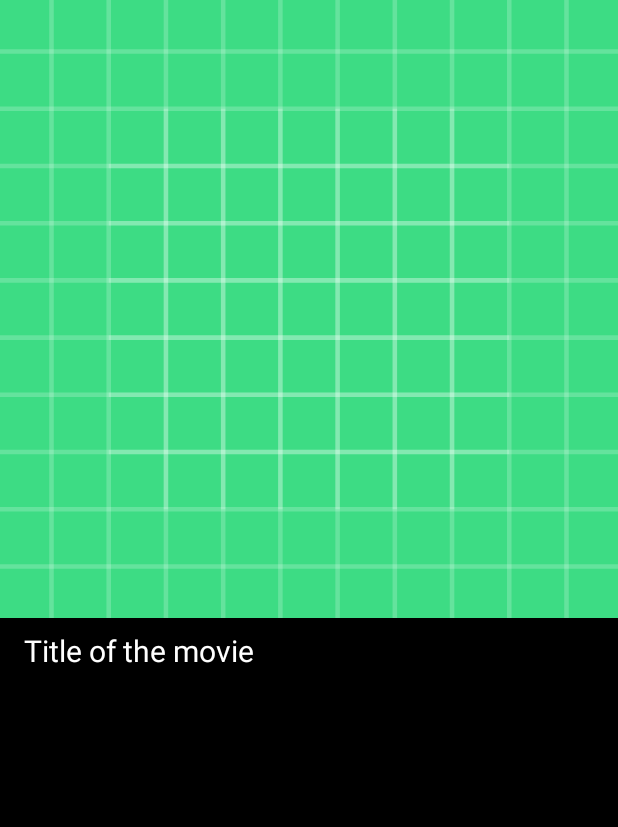
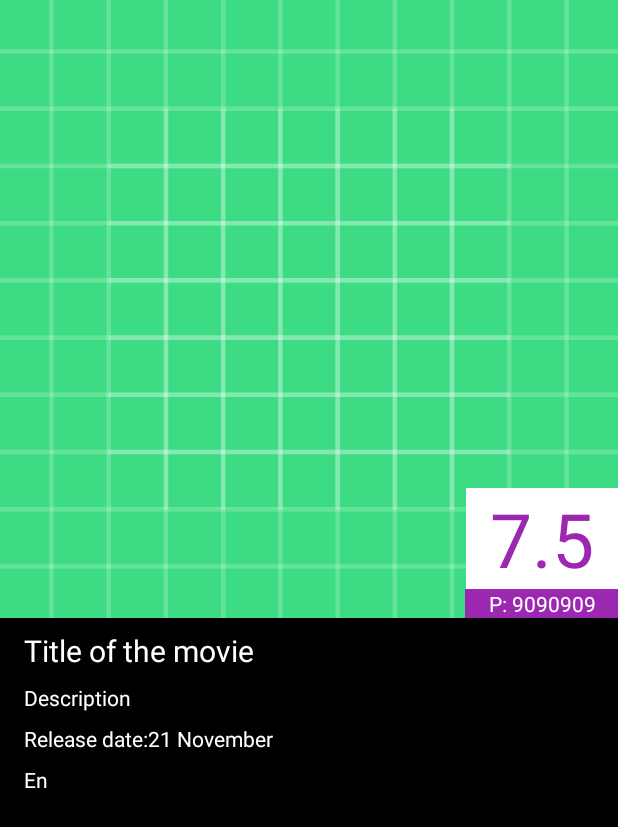
Before and after one commit to adityawibisana/themoviedb-oddbit, an Android app: the layout activity_movie_detail.xml on its own in the app's theme, with its tools: preview values and no code run, on a phone screen of 412 x 824 dp. Shown: the top 827 px of the screen. Run offline under Robolectric (Android 15) with nearby library versions, the phone set to English and light mode, and no system bars; network calls fail.

Commit message:
Add serveral detail

```diff
--- a/app/src/main/java/com/aw/themoviedboddbit/MovieDetailActivity.kt
+++ b/app/src/main/java/com/aw/themoviedboddbit/MovieDetailActivity.kt
@@ -17,7 +17,7 @@ class MovieDetailActivity : AppCompatActivity() {
     var movieReleaseDate: String? = ""
     var movieBackDrop: String? = ""
     var movieLanguage: String? = ""
-    var movieVoteAverage: Double? = .0
+    var movieVoteAverage: Float? = .0f
     var movieVoteCount: Int? = 0
 
     private lateinit var binding: ActivityMovieDetailBinding
@@ -36,7 +36,7 @@ class MovieDetailActivity : AppCompatActivity() {
         movieReleaseDate = intent.getStringExtra(EXTRA_RELEASE_DATE)
         movieBackDrop = intent.getStringExtra(EXTRA_BACKDROP)
         movieLanguage = intent.getStringExtra(EXTRA_LANGUAGE)
-        movieVoteAverage = intent.getDoubleExtra(EXTRA_VOTE_AVERAGE, .0)
+        movieVoteAverage = intent.getFloatExtra(EXTRA_VOTE_AVERAGE, .0f)
         movieVoteCount = intent.getIntExtra(EXTRA_VOTE_COUNT, 0)
 
         Glide
@@ -46,6 +46,17 @@ class MovieDetailActivity : AppCompatActivity() {
             .into(binding.backdrop)
 
         binding.title.text = movieTitle
+        binding.overview.text = movieDescription
+        binding.releaseDate.text = movieReleaseDate
+        binding.language.text = resources.getString(R.string.language, movieLanguage)
+
+        moviePopularity?.also {
+            binding.popularity.text = "P:${it} / C:${movieVoteCount}"
+        }
+
+        binding.voteAverage.text = movieVoteAverage.toString()
+
+
     }
 
     companion object {
--- a/app/src/main/res/layout/activity_movie_detail.xml
+++ b/app/src/main/res/layout/activity_movie_detail.xml
@@ -30,4 +30,70 @@
         android:textSize="@dimen/font_size_title"
         tools:text="Title of the movie" />
 
+    <TextView
+        android:id="@+id/overview"
+        android:layout_width="match_parent"
+        android:layout_height="wrap_content"
+        app:layout_constraintTop_toBottomOf="@id/title"
+        app:layout_constraintLeft_toLeftOf="parent"
+        android:layout_marginStart="@dimen/margin"
+        android:layout_marginTop="@dimen/margin_small"
+        android:layout_marginEnd="@dimen/margin"
+        tools:text="Description" />
+
+    <TextView
+        android:id="@+id/releaseDateConstant"
+        android:layout_width="wrap_content"
+        android:layout_height="wrap_content"
+        app:layout_constraintTop_toBottomOf="@id/overview"
+        app:layout_constraintLeft_toLeftOf="parent"
+        android:layout_marginStart="@dimen/margin"
+        android:layout_marginTop="@dimen/margin_small"
+        android:layout_marginEnd="@dimen/margin"
+        android:text="@string/release_date" />
+
+    <TextView
+        android:id="@+id/releaseDate"
+        android:layout_width="wrap_content"
+        android:layout_height="wrap_content"
+        app:layout_constraintTop_toTopOf="@id/releaseDateConstant"
+        app:layout_constraintLeft_toRightOf="@id/releaseDateConstant"
+        tools:text="21 November" />
+
+    <TextView
+        android:layout_width="wrap_content"
+        android:layout_height="wrap_content"
+        android:id="@+id/language"
+        app:layout_constraintTop_toBottomOf="@id/releaseDate"
+        app:layout_constraintLeft_toLeftOf="parent"
+        android:layout_marginStart="@dimen/margin"
+        android:layout_marginTop="@dimen/margin_small"
+        android:layout_marginEnd="@dimen/margin"
+        tools:text="En"/>
+
+    <TextView
+        android:layout_width="wrap_content"
+        android:layout_height="wrap_content"
+        android:id="@+id/popularity"
+        app:layout_constraintBottom_toBottomOf="@id/backdrop"
+        app:layout_constraintRight_toRightOf="@id/backdrop"
+        app:layout_constraintLeft_toLeftOf="@id/voteAverage"
+        tools:text="P: 9090909"
+        android:background="@color/primaryColor"
+        android:paddingLeft="@dimen/margin"
+        android:paddingRight="@dimen/margin" />
+
+    <TextView
+        android:layout_width="wrap_content"
+        android:layout_height="wrap_content"
+        android:textSize="50sp"
+        android:text="7.5"
+        app:layout_constraintBottom_toTopOf="@id/popularity"
+        app:layout_constraintRight_toRightOf="parent"
+        android:paddingRight="@dimen/margin"
+        android:paddingLeft="@dimen/margin"
+        android:id="@+id/voteAverage"
+        android:textColor="@color/primaryColor"
+        android:background="@color/white" />
+
 </androidx.constraintlayout.widget.ConstraintLayout>
--- a/app/src/main/res/values/strings.xml
+++ b/app/src/main/res/values/strings.xml
@@ -6,4 +6,6 @@
     <string name="filter_date">Filter release date…</string>
     <string name="pick_date">Pick range of released date</string>
     <string name="feature_not_available">Sorry, this feature is not available on your device</string>
+    <string name="release_date">Release date: </string>
+    <string name="language">Language: %1$s</string>
 </resources>
```
